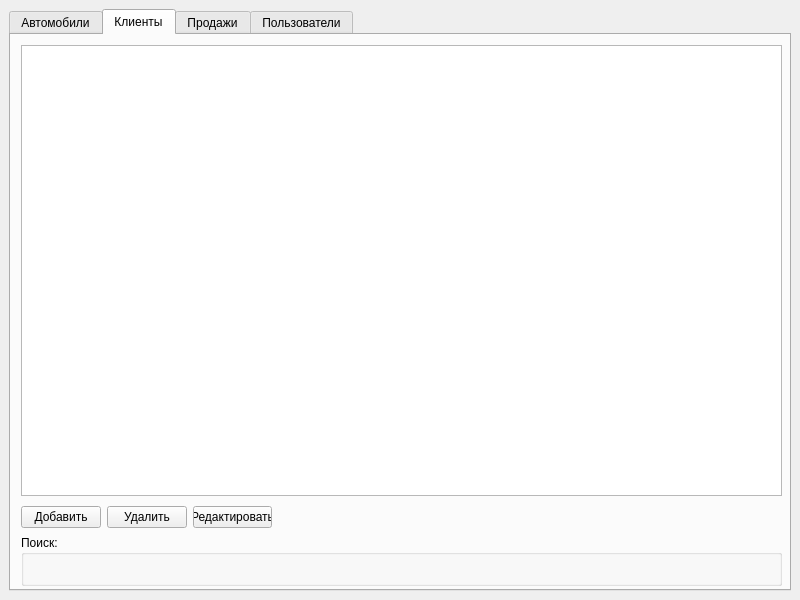
Qt form src/design/admin.ui (meyaroslav/autoshow) before a commit.
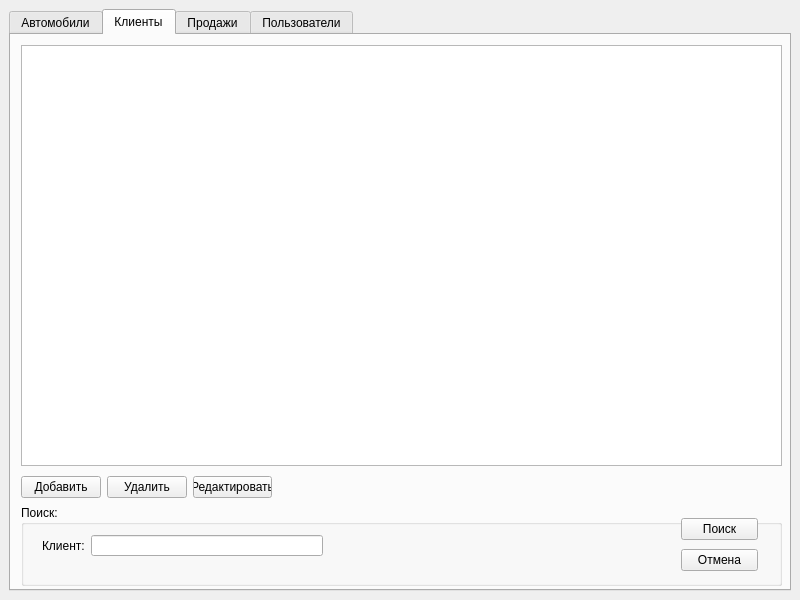
The same form after that commit. The open tabs and pages were chosen to show the change.

```diff
--- a/src/design/admin.ui
+++ b/src/design/admin.ui
@@ -248,7 +248,7 @@
           <x>10</x>
           <y>10</y>
           <width>761</width>
-          <height>451</height>
+          <height>421</height>
          </rect>
         </property>
        </widget>
@@ -256,7 +256,7 @@
         <property name="geometry">
          <rect>
           <x>10</x>
-          <y>470</y>
+          <y>440</y>
           <width>251</width>
           <height>25</height>
          </rect>
@@ -289,14 +289,62 @@
         <property name="geometry">
          <rect>
           <x>10</x>
-          <y>500</y>
+          <y>470</y>
           <width>761</width>
-          <height>51</height>
+          <height>81</height>
          </rect>
         </property>
         <property name="title">
          <string>Поиск:</string>
         </property>
+        <widget class="QWidget" name="layoutWidget_3">
+         <property name="geometry">
+          <rect>
+           <x>660</x>
+           <y>10</y>
+           <width>77</width>
+           <height>61</height>
+          </rect>
+         </property>
+         <layout class="QVBoxLayout" name="verticalLayout_3">
+          <item>
+           <widget class="QPushButton" name="search_button_3">
+            <property name="text">
+             <string>Поиск</string>
+            </property>
+           </widget>
+          </item>
+          <item>
+           <widget class="QPushButton" name="cancel_button_3">
+            <property name="text">
+             <string>Отмена</string>
+            </property>
+           </widget>
+          </item>
+         </layout>
+        </widget>
+        <widget class="QWidget" name="layoutWidget">
+         <property name="geometry">
+          <rect>
+           <x>21</x>
+           <y>30</y>
+           <width>281</width>
+           <height>21</height>
+          </rect>
+         </property>
+         <layout class="QFormLayout" name="formLayout_3">
+          <item row="0" column="0">
+           <widget class="QLabel" name="label_14">
+            <property name="text">
+             <string>Клиент:</string>
+            </property>
+           </widget>
+          </item>
+          <item row="0" column="1">
+           <widget class="QLineEdit" name="client_line_edit"/>
+          </item>
+         </layout>
+        </widget>
        </widget>
       </widget>
       <widget class="QWidget" name="sales_tab">
@@ -440,12 +488,12 @@
          </layout>
         </widget>
        </widget>
-       <widget class="QWidget" name="layoutWidget_3">
+       <widget class="QWidget" name="layoutWidget_6">
         <property name="geometry">
          <rect>
           <x>10</x>
-          <y>380</y>
-          <width>332</width>
+          <y>360</y>
+          <width>251</width>
           <height>25</height>
          </rect>
         </property>
```
Left out of the diff: 110 changed lines with no effect on the pictures.
